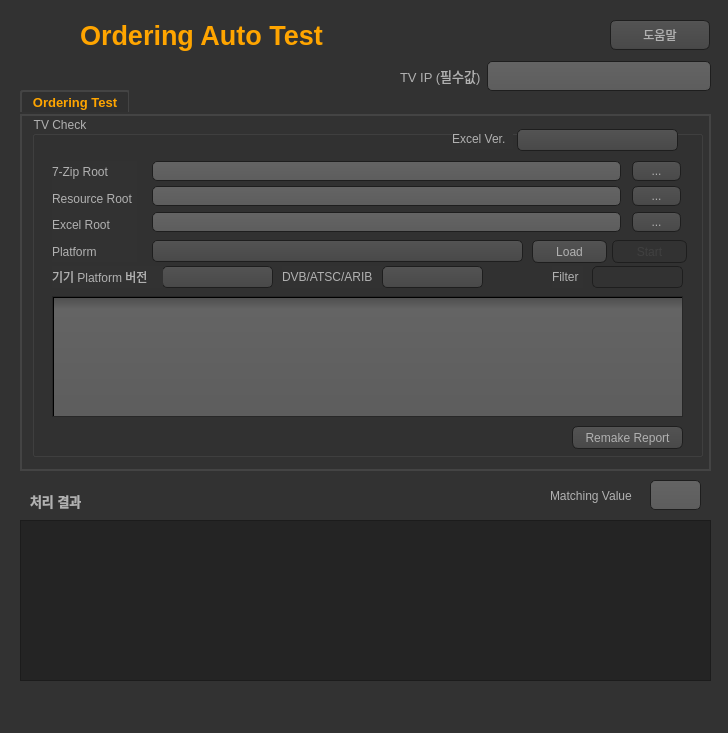
lemonmin/orderingTestTool, file test-helper2/resources/mainForm.ui: the form before one commit.
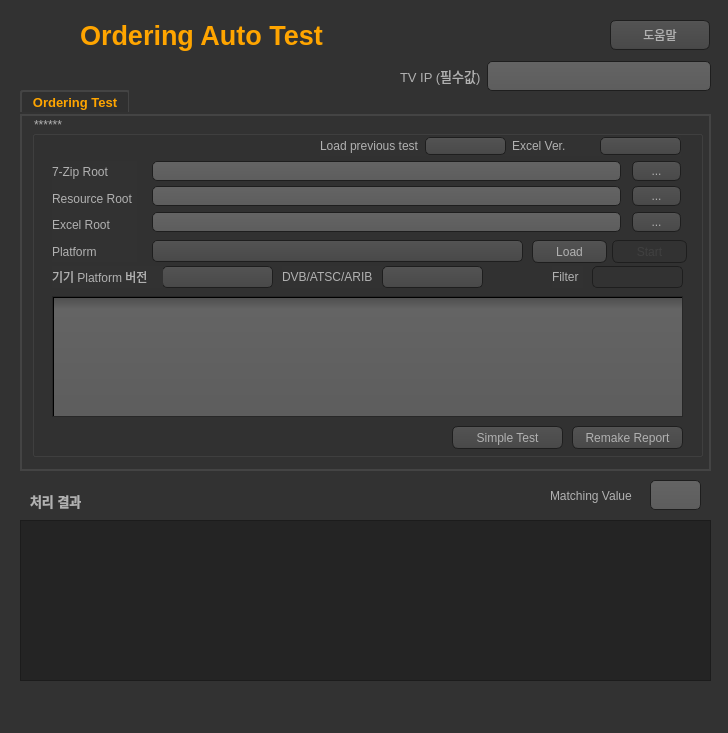
The form after the commit. Icons and pictures are not drawn.

What changed in the file:
```diff
--- a/test-helper2/resources/mainForm.ui
+++ b/test-helper2/resources/mainForm.ui
@@ -709,7 +709,7 @@
        </rect>
       </property>
       <property name="title">
-       <string>TV Check</string>
+       <string>******</string>
       </property>
       <widget class="QPushButton" name="oderingTVCheckStartBtn">
        <property name="enabled">
@@ -953,29 +953,6 @@
         </rect>
        </property>
       </widget>
-      <widget class="QComboBox" name="excelVerCombo">
-       <property name="geometry">
-        <rect>
-         <x>485</x>
-         <y>13</y>
-         <width>161</width>
-         <height>22</height>
-        </rect>
-       </property>
-      </widget>
-      <widget class="QLabel" name="label_27">
-       <property name="geometry">
-        <rect>
-         <x>420</x>
-         <y>13</y>
-         <width>61</width>
-         <height>20</height>
-        </rect>
-       </property>
-       <property name="text">
-        <string>Excel Ver.</string>
-       </property>
-      </widget>
       <widget class="QPushButton" name="remakeReportBtn">
        <property name="geometry">
         <rect>
@@ -1018,6 +995,51 @@
         <string>...</string>
        </property>
       </widget>
+      <widget class="QPushButton" name="remakeReportBtn_2">
+       <property name="geometry">
+        <rect>
+         <x>420</x>
+         <y>310</y>
+         <width>111</width>
+         <height>23</height>
+        </rect>
+       </property>
+       <property name="text">
+        <string>Simple Test</string>
+       </property>
+      </widget>
+      <widget class="QWidget" name="">
+       <property name="geometry">
+        <rect>
+         <x>288</x>
+         <y>20</y>
+         <width>361</width>
+         <height>20</height>
+        </rect>
+       </property>
+       <layout class="QHBoxLayout" name="horizontalLayout">
+        <item>
+         <widget class="QLabel" name="label_29">
+          <property name="text">
+           <string>Load previous test</string>
+          </property>
+         </widget>
+        </item>
+        <item>
+         <widget class="QComboBox" name="loadPrevious_btn"/>
+        </item>
+        <item>
+         <widget class="QLabel" name="label_27">
+          <property name="text">
+           <string>Excel Ver.</string>
+          </property>
+         </widget>
+        </item>
+        <item>
+         <widget class="QComboBox" name="excelVerCombo"/>
+        </item>
+       </layout>
+      </widget>
       <zorder>layoutWidget</zorder>
       <zorder>oderingTVCheckStartBtn</zorder>
       <zorder>scrollArea</zorder>
```
Left out of the diff: 52 changed lines with no effect on the pictures.
